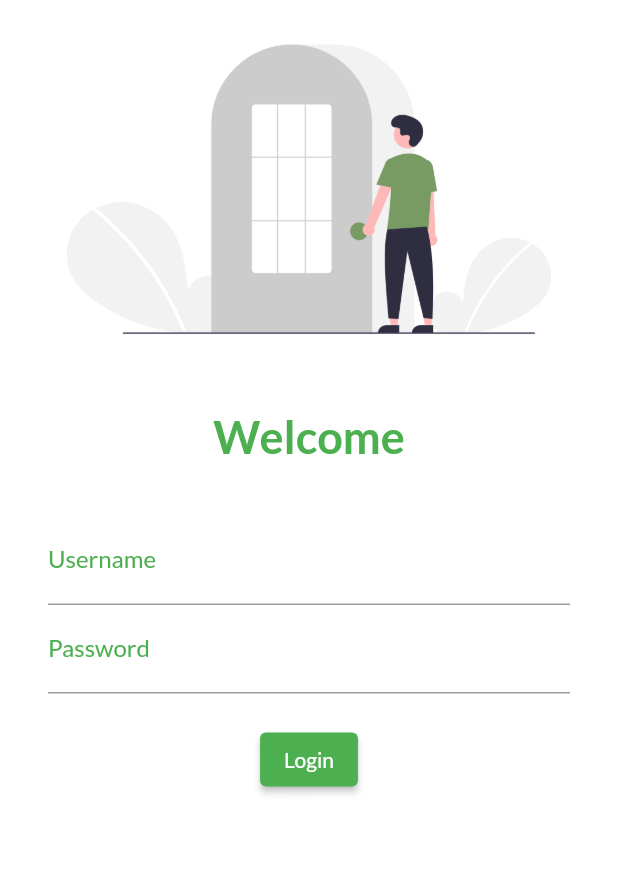
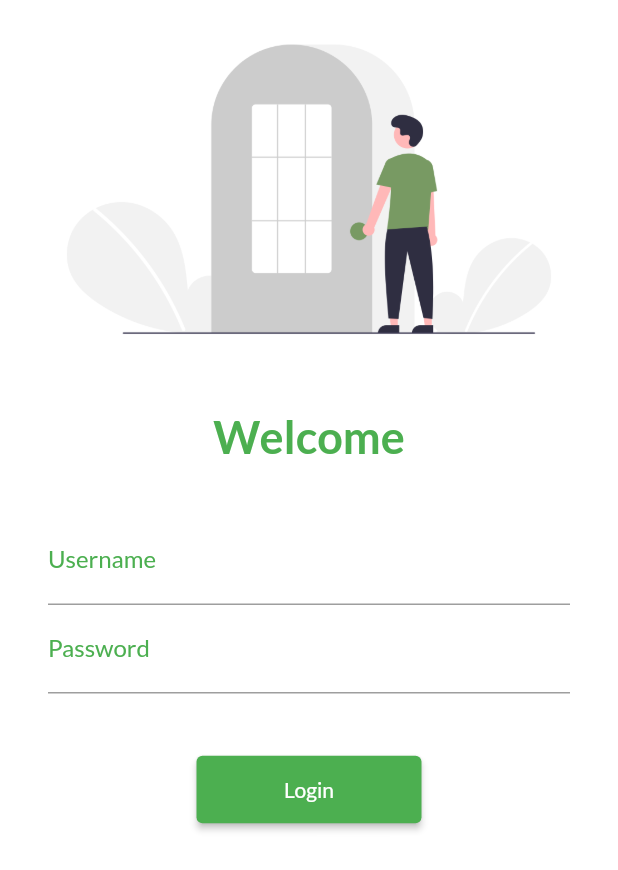
Before and after one commit to Mvasoya/New-App-2, a Flutter app: the screen it shows after launch, on a phone screen of 412 x 824 dp. Shown: the top 870 px of the screen. Run offline on Flutter 3.47's test engine with Material 2 defaults, Android fonts, the phone set to English and light mode, and no system bars; our stand-ins replace google_fonts.

Commit message:
day 5a completed

```diff
--- a/lib/main.dart
+++ b/lib/main.dart
@@ -2,6 +2,7 @@ import 'package:flutter/material.dart';
 import 'package:flutter_application_1/pages/login_page.dart';
 import 'package:google_fonts/google_fonts.dart';
 import 'pages/home_page.dart';
+import 'package:flutter_application_1/utils/routes.dart';
 void main() {
   runApp(Myapp());
 }
@@ -12,7 +13,7 @@ class Myapp extends StatelessWidget {
     return MaterialApp(
       themeMode: ThemeMode.light,
       theme: ThemeData(
-        primarySwatch: Colors.blueGrey,
+        primarySwatch: Colors.green,
         fontFamily:GoogleFonts.lato().fontFamily,
         ),
         darkTheme: ThemeData(
@@ -20,8 +21,8 @@ class Myapp extends StatelessWidget {
       ),
       routes: {
         "/":(context) => LoginPage(),
-        "/home":(context) => homepage(),
-        "/login":(context) => LoginPage()
+        MyRoutes.homeroute:(context) => homepage(),
+        MyRoutes.loginroute:(context) => LoginPage()
       },
     );
   }
--- a/lib/pages/home_page.dart
+++ b/lib/pages/home_page.dart
@@ -14,7 +14,7 @@ class homepage extends StatelessWidget {
       ),
       body: Center(
         child: Container(
-          child: Text("welcome Home for $days days with $name"),
+          child: Text("welcome  Home  for  $days  days  with  $name"),
         ),
       ),
       drawer: Drawer(),
--- a/lib/pages/login_page.dart
+++ b/lib/pages/login_page.dart
@@ -1,63 +1,69 @@
-// ignore_for_file: prefer_const_constructors
+// ignore_for_file: prefer_const_constructors, sort_child_properties_last
 
 import 'package:flutter/material.dart';
+
+import '../utils/routes.dart';
 
 class LoginPage extends StatelessWidget {
   @override
   Widget build(BuildContext context) {
     return Material(
         color: Colors.white,
+        child: SingleChildScrollView(
           child: Column(
             children: [
-          Image.asset("assets/images/login_image.png",
+              Image.asset(
+                "assets/images/login_image.png",
                 fit: BoxFit.cover,
               ),
               SizedBox(
                 height: 20.0,
               ),
-          Text("Welcome",style: TextStyle(
+              Text(
+                "Welcome",
+                style: TextStyle(
                     fontSize: 30,
-            fontWeight:FontWeight.bold,
-            color:Colors.green
-          ),
+                    fontWeight: FontWeight.bold,
+                    color: Colors.green),
               ),
               SizedBox(
                 height: 20.0,
               ),
               Padding(
-            padding: const EdgeInsets.symmetric(vertical:16.0,horizontal: 32.0),
-            child: Column(children: [
+                padding: const EdgeInsets.symmetric(
+                    vertical: 16.0, horizontal: 32.0),
+                child: Column(
+                  children: [
                     TextFormField(
                       decoration: InputDecoration(
                           hintText: "Enter Username",
                           labelText: "Username",
-                labelStyle: TextStyle(color: Colors.green)
-               ),
+                          labelStyle: TextStyle(color: Colors.green)),
                     ),
                     TextFormField(
                       obscureText: true,
                       decoration: InputDecoration(
                           hintText: "Enter Password",
                           labelText: "Password",
-                labelStyle: TextStyle(color: Colors.green)
-               ),
+                          labelStyle: TextStyle(color: Colors.green)),
                     ),
                     SizedBox(
-            height: 20.0,
+                      height: 40.0,
                     ),
-
                     ElevatedButton(
-           child:Text("Login"),
-           style: TextButton.styleFrom(backgroundColor: Colors.green),
+                      child: Text("Login"),
+                      style: TextButton.styleFrom(
+                          backgroundColor: Colors.green,
+                          minimumSize: Size(150, 45)),
                       onPressed: () {
-            print("Get Lost");
+                        Navigator.pushNamed(context, MyRoutes.homeroute);
                       },
                     ),
-
-            ],),
+                  ],
+                ),
               )
             ],
-      )
-    );
+          ),
+        ));
   }
 }
--- /dev/null
+++ b/lib/utils/routes.dart
@@ -0,0 +1,4 @@
+class MyRoutes {
+  static String loginroute = "/login";
+  static String homeroute = "/home";
+}
```
Lines whose indentation alone changed are shown as unchanged.
